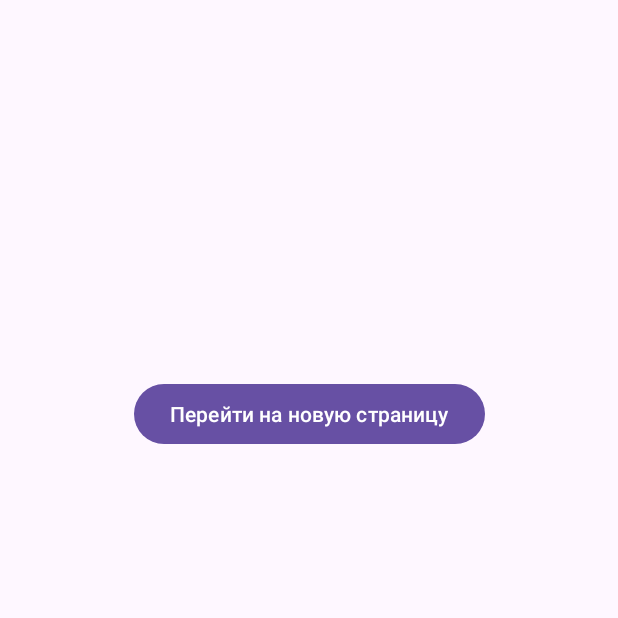
After one commit to SergeyB19/ItprogerJavaAndroidStudio, an Android app: the SecondActivity screen opened directly, with no data from a screen before it, on a phone screen of 412 x 824 dp, the top half of it. The commit adds this screen. Run offline under Robolectric (Android 15) with nearby library versions, the phone set to English and light mode, and no system bars.

Commit message:
Всплывающие сообщения (Переход между страницами)

```diff
--- a/app/src/main/java/com/itproger/itproger/MainActivity.java
+++ b/app/src/main/java/com/itproger/itproger/MainActivity.java
@@ -94,4 +94,6 @@
         btn.setBackgroundTintList(ColorStateList.valueOf(Color.GREEN));
         Toast.makeText(this, text, Toast.LENGTH_LONG).show();
     }
+
+
 }
--- /dev/null
+++ b/app/src/main/java/com/itproger/itproger/SecondActivity.java
@@ -0,0 +1,33 @@
+package com.itproger.itproger;
+
+import android.content.Intent;
+import android.os.Bundle;
+import android.view.View;
+
+import androidx.activity.EdgeToEdge;
+import androidx.appcompat.app.AppCompatActivity;
+import androidx.core.graphics.Insets;
+import androidx.core.view.ViewCompat;
+import androidx.core.view.WindowInsetsCompat;
+
+public class SecondActivity extends AppCompatActivity {
+
+    @Override
+    protected void onCreate(Bundle savedInstanceState) {
+        super.onCreate(savedInstanceState);
+        EdgeToEdge.enable(this);
+        setContentView(R.layout.activity_second);
+        ViewCompat.setOnApplyWindowInsetsListener(findViewById(R.id.main), (v, insets) -> {
+            Insets systemBars = insets.getInsets(WindowInsetsCompat.Type.systemBars());
+            v.setPadding(systemBars.left, systemBars.top, systemBars.right, systemBars.bottom);
+            return insets;
+        });
+    }
+
+    public void startNewActivity(View view) {
+        Intent intent = new Intent(this, SecondActivity.class);
+        startActivity(intent);
+    }
+
+
+}
--- /dev/null
+++ b/app/src/main/res/layout/activity_second.xml
@@ -0,0 +1,25 @@
+<?xml version="1.0" encoding="utf-8"?>
+<androidx.constraintlayout.widget.ConstraintLayout xmlns:android="http://schemas.android.com/apk/res/android"
+    xmlns:app="http://schemas.android.com/apk/res-auto"
+    xmlns:tools="http://schemas.android.com/tools"
+    android:id="@+id/main"
+    android:layout_width="match_parent"
+    android:layout_height="match_parent"
+    tools:context=".SecondActivity">
+
+    <androidx.constraintlayout.widget.ConstraintLayout
+        android:layout_width="match_parent"
+        android:layout_height="match_parent">
+
+        <Button
+            android:id="@+id/button"
+            android:layout_width="wrap_content"
+            android:layout_height="wrap_content"
+            android:layout_marginTop="252dp"
+            android:onClick="startNewActivity"
+            android:text="Перейти на новую страницу"
+            app:layout_constraintEnd_toEndOf="parent"
+            app:layout_constraintStart_toStartOf="parent"
+            app:layout_constraintTop_toTopOf="parent" />
+    </androidx.constraintlayout.widget.ConstraintLayout>
+</androidx.constraintlayout.widget.ConstraintLayout>
```
Also changed, not shown: app/src/main/AndroidManifest.xml (+7 -0 lines), app/src/main/java/com/itproger/itproger/MainActivity2.java (added, +31 -0 lines), app/src/main/res/layout/activity_main2.xml (added, +25 -0 lines).
